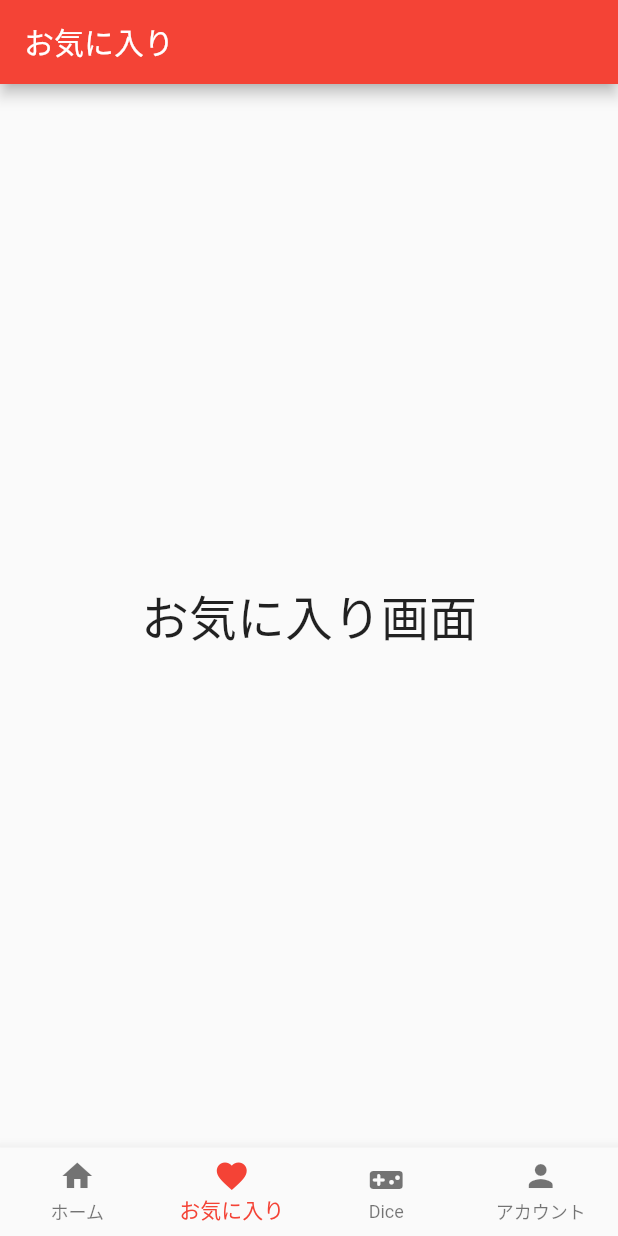
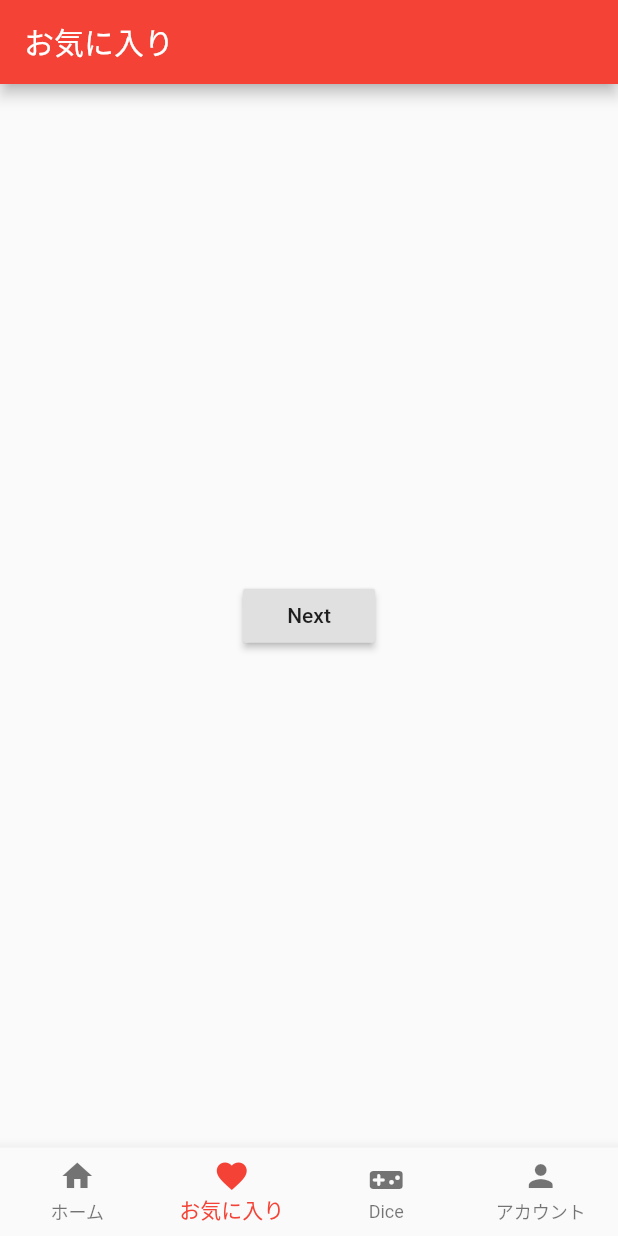
Before and after one commit to Taku0813/homework, a Flutter app: the screen it shows after launch, item 2 of the bottom bar chosen, on a phone screen of 412 x 824 dp. Run offline on Flutter 3.47's test engine with Material 2 defaults, Android fonts, the phone set to English and light mode, and no system bars.

Commit message:
navigator.pus　bookmark

```diff
--- a/lib/bookmark.dart
+++ b/lib/bookmark.dart
@@ -1,4 +1,5 @@
 import 'package:flutter/material.dart';
+import 'package:homework/bookmark2.dart';
 
 class BookmarkScreen extends StatelessWidget {
   const BookmarkScreen({Key? key}) : super(key: key);
@@ -9,8 +10,17 @@ class BookmarkScreen extends StatelessWidget {
       appBar: AppBar(
         title: const Text('お気に入り'),
       ),
-      body: const Center(
-          child: Text('お気に入り画面', style: TextStyle(fontSize: 32.0))),
+      body: Center(
+      child: RaisedButton(
+    child: Text('Next'),
+    onPressed: () {
+    Navigator.push(
+    context,
+    MaterialPageRoute(builder: (context) => Bookmark2()),
+    );
+    },
+    ),
+    ),
     );
   }
 }
```
Also changed, not shown: lib/bookmark2.dart (added, +27 -0 lines), lib/bookmark3.dart (added, +15 -0 lines).
